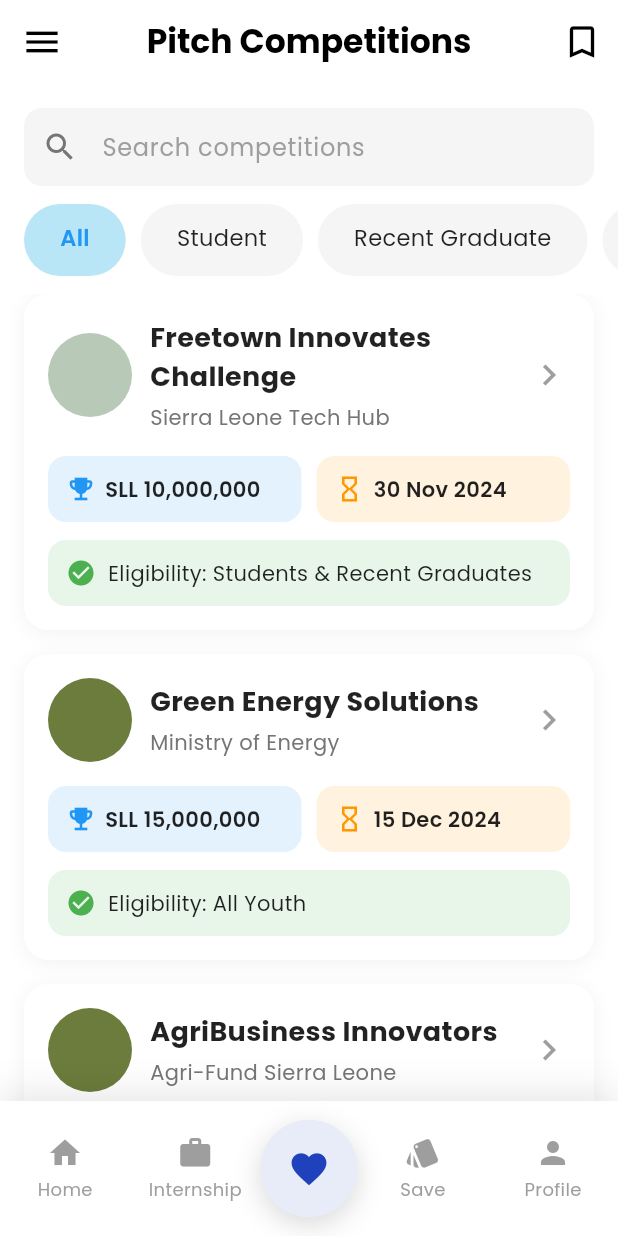
After one commit to samuelbkoroma/igimpact, a Flutter app: the BottomAppbar screen opened by its route, item 3 of the bottom bar chosen, on a phone screen of 412 x 824 dp. The commit adds this screen. Run offline on Flutter 3.47's test engine with Material 3 defaults, Android fonts, the phone set to English and light mode, and no system bars; our stand-ins replace cloud_firestore, expandable_text, firebase_auth, firebase_core, google_fonts, webview_flutter; accounts and stored records are empty.

Commit message:
entrepreneurship update

```diff
--- a/lib/components/Applypageexample.dart
+++ b/lib/components/Applypageexample.dart
@@ -30,7 +30,12 @@
             );
           },
         ),
-        actions: [BookmarkIcon()],
+        actions: [
+          BookmarkIcon(
+            jobId: '',
+            jobData: {},
+          )
+        ],
       ),
       body: SingleChildScrollView(
         child: Padding(
--- a/lib/components/BottomAppBar.dart
+++ b/lib/components/BottomAppBar.dart
@@ -1,5 +1,6 @@
 import 'package:flutter/material.dart';
 import 'package:igniteimpact/screens/Entrepreneurship.dart';
+
 import 'package:igniteimpact/screens/HomePage.dart';
 import 'package:igniteimpact/screens/Internships.dart';
 import 'package:igniteimpact/screens/SavedJob.dart';
@@ -60,8 +61,8 @@
               isSelected: _selectedIndex == 0,
             ),
             _buildNavItem(
-              icon: Icons.star,
-              label: 'Star',
+              icon: Icons.work,
+              label: 'Internship',
               index: 1,
               isSelected: _selectedIndex == 1,
             ),
@@ -103,7 +104,7 @@
             ),
             _buildNavItem(
               icon: Icons.style,
-              label: 'Style',
+              label: 'Save',
               index: 3,
               isSelected: _selectedIndex == 3,
             ),
--- /dev/null
+++ b/lib/screens/Entrepreneurship.dart
@@ -0,0 +1,344 @@
+import 'package:flutter/material.dart';
+
+class Entrepreneurship extends StatefulWidget {
+  const Entrepreneurship({Key? key}) : super(key: key);
+
+  @override
+  State<Entrepreneurship> createState() => _EntrepreneurshipState();
+}
+
+class _EntrepreneurshipState extends State<Entrepreneurship> {
+  String selectedFilter = 'All';
+
+  @override
+  Widget build(BuildContext context) {
+    return Scaffold(
+      backgroundColor: Colors.white,
+      appBar: AppBar(
+        backgroundColor: Colors.white,
+        elevation: 0,
+        leading: IconButton(
+          icon: const Icon(Icons.menu, color: Colors.black, size: 28),
+          onPressed: () {},
+        ),
+        title: const Text(
+          'Pitch Competitions',
+          style: TextStyle(
+            color: Colors.black,
+            fontSize: 22,
+            fontWeight: FontWeight.bold,
+          ),
+        ),
+        centerTitle: true,
+        actions: [
+          IconButton(
+            icon: const Icon(Icons.bookmark_border,
+                color: Colors.black, size: 28),
+            onPressed: () {},
+          ),
+        ],
+      ),
+      body: SafeArea(
+        child: Column(
+          children: [
+            // Search Bar
+            Padding(
+              padding: const EdgeInsets.fromLTRB(16, 16, 16, 12),
+              child: Container(
+                decoration: BoxDecoration(
+                  color: const Color(0xFFF5F5F5),
+                  borderRadius: BorderRadius.circular(12),
+                ),
+                child: TextField(
+                  decoration: InputDecoration(
+                    hintText: 'Search competitions',
+                    hintStyle: TextStyle(
+                      color: Colors.grey[500],
+                      fontSize: 16,
+                    ),
+                    prefixIcon: Icon(Icons.search, color: Colors.grey[600]),
+                    border: InputBorder.none,
+                    contentPadding: const EdgeInsets.symmetric(
+                        horizontal: 16, vertical: 14),
+                  ),
+                ),
+              ),
+            ),
+
+            // Filter Chips
+            SizedBox(
+              height: 48,
+              child: ListView(
+                scrollDirection: Axis.horizontal,
+                padding: const EdgeInsets.symmetric(horizontal: 16),
+                children: [
+                  _buildFilterChip('All'),
+                  const SizedBox(width: 10),
+                  _buildFilterChip('Student'),
+                  const SizedBox(width: 10),
+                  _buildFilterChip('Recent Graduate'),
+                  const SizedBox(width: 10),
+                  _buildFilterChip('Tech'),
+                ],
+              ),
+            ),
+
+            const SizedBox(height: 12),
+
+            // Competition Cards
+            Expanded(
+              child: ListView(
+                padding: const EdgeInsets.fromLTRB(16, 0, 16, 16),
+                children: [
+                  _buildCompetitionCard(
+                    title: 'Freetown Innovates Challenge',
+                    organization: 'Sierra Leone Tech Hub',
+                    prize: 'SLL 10,000,000',
+                    deadline: '30 Nov 2024',
+                    eligibility: 'Eligibility: Students & Recent Graduates',
+                    iconColor: const Color(0xFFB8C9B8),
+                  ),
+                  const SizedBox(height: 16),
+                  _buildCompetitionCard(
+                    title: 'Green Energy Solutions',
+                    organization: 'Ministry of Energy',
+                    prize: 'SLL 15,000,000',
+                    deadline: '15 Dec 2024',
+                    eligibility: 'Eligibility: All Youth',
+                    iconColor: const Color(0xFF6B7C3C),
+                  ),
+                  const SizedBox(height: 16),
+                  _buildCompetitionCard(
+                    title: 'AgriBusiness Innovators',
+                    organization: 'Agri-Fund Sierra Leone',
+                    prize: 'SLL 5,000,000',
+                    deadline: '25 Nov 2024',
+                    eligibility: 'Eligibility: Students in Agriculture',
+                    iconColor: const Color(0xFF6B7C3C),
+                  ),
+                ],
+              ),
+            ),
+          ],
+        ),
+      ),
+    );
+  }
+
+  Widget _buildFilterChip(String label) {
+    final isSelected = selectedFilter == label;
+    return GestureDetector(
+      onTap: () {
+        setState(() {
+          selectedFilter = label;
+        });
+      },
+      child: Container(
+        padding: const EdgeInsets.symmetric(horizontal: 24, vertical: 12),
+        decoration: BoxDecoration(
+          color: isSelected ? const Color(0xFFB8E6F6) : const Color(0xFFF5F5F5),
+          borderRadius: BorderRadius.circular(24),
+        ),
+        child: Text(
+          label,
+          style: TextStyle(
+            color: isSelected ? const Color(0xFF2196F3) : Colors.black87,
+            fontSize: 15,
+            fontWeight: isSelected ? FontWeight.w600 : FontWeight.normal,
+          ),
+        ),
+      ),
+    );
+  }
+
+  Widget _buildCompetitionCard({
+    required String title,
+    required String organization,
+    required String prize,
+    required String deadline,
+    required String eligibility,
+    required Color iconColor,
+  }) {
+    return Container(
+      decoration: BoxDecoration(
+        color: Colors.white,
+        borderRadius: BorderRadius.circular(16),
+        boxShadow: [
+          BoxShadow(
+            color: Colors.black.withOpacity(0.05),
+            blurRadius: 10,
+            offset: const Offset(0, 2),
+          ),
+        ],
+      ),
+      child: Material(
+        color: Colors.transparent,
+        child: InkWell(
+          onTap: () {},
+          borderRadius: BorderRadius.circular(16),
+          child: Padding(
+            padding: const EdgeInsets.all(16.0),
+            child: Column(
+              crossAxisAlignment: CrossAxisAlignment.start,
+              children: [
+                Row(
+                  children: [
+                    // Logo
+                    Container(
+                      width: 56,
+                      height: 56,
+                      decoration: BoxDecoration(
+                        color: iconColor,
+                        shape: BoxShape.circle,
+                      ),
+                    ),
+                    const SizedBox(width: 12),
+                    // Title and Organization
+                    Expanded(
+                      child: Column(
+                        crossAxisAlignment: CrossAxisAlignment.start,
+                        children: [
+                          Text(
+                            title,
+                            style: const TextStyle(
+                              fontSize: 18,
+                              fontWeight: FontWeight.bold,
+                              color: Colors.black87,
+                            ),
+                            maxLines: 2,
+                            overflow: TextOverflow.ellipsis,
+                          ),
+                          const SizedBox(height: 4),
+                          Text(
+                            organization,
+                            style: TextStyle(
+                              fontSize: 14,
+                              color: Colors.grey[600],
+                            ),
+                            maxLines: 1,
+                            overflow: TextOverflow.ellipsis,
+                          ),
+                        ],
+                      ),
+                    ),
+                    const SizedBox(width: 8),
+                    const Icon(
+                      Icons.chevron_right,
+                      color: Colors.grey,
+                      size: 28,
+                    ),
+                  ],
+                ),
+                const SizedBox(height: 16),
+                // Prize and Deadline
+                Row(
+                  children: [
+                    Expanded(
+                      child: Container(
+                        padding: const EdgeInsets.symmetric(
+                            horizontal: 12, vertical: 12),
+                        decoration: BoxDecoration(
+                          color: const Color(0xFFE3F2FD),
+                          borderRadius: BorderRadius.circular(12),
+                        ),
+                        child: Row(
+                          mainAxisSize: MainAxisSize.min,
+                          children: [
+                            const Icon(
+                              Icons.emoji_events,
+                              color: Color(0xFF2196F3),
+                              size: 20,
+                            ),
+                            const SizedBox(width: 6),
+                            Flexible(
+                              child: Text(
+                                prize,
+                                style: const TextStyle(
+                                  fontSize: 14,
+                                  fontWeight: FontWeight.w600,
+                                  color: Colors.black87,
+                                ),
+                                maxLines: 1,
+                                overflow: TextOverflow.ellipsis,
+                              ),
+                            ),
+                          ],
+                        ),
+                      ),
+                    ),
+                    const SizedBox(width: 10),
+                    Expanded(
+                      child: Container(
+                        padding: const EdgeInsets.symmetric(
+                            horizontal: 12, vertical: 12),
+                        decoration: BoxDecoration(
+                          color: const Color(0xFFFFF3E0),
+                          borderRadius: BorderRadius.circular(12),
+                        ),
+                        child: Row(
+                          mainAxisSize: MainAxisSize.min,
+                          children: [
+                            const Icon(
+                              Icons.hourglass_empty,
+                              color: Color(0xFFFF9800),
+                              size: 20,
+                            ),
+                            const SizedBox(width: 6),
+                            Flexible(
+                              child: Text(
+                                deadline,
+                                style: const TextStyle(
+                                  fontSize: 14,
+                                  fontWeight: FontWeight.w600,
+                                  color: Colors.black87,
+                                ),
+                                maxLines: 1,
+                                overflow: TextOverflow.ellipsis,
+                              ),
+                            ),
+                          ],
+                        ),
+                      ),
+                    ),
+                  ],
+                ),
+                const SizedBox(height: 12),
+                // Eligibility
+                Container(
+                  width: double.infinity,
+                  padding:
+                      const EdgeInsets.symmetric(horizontal: 12, vertical: 12),
+                  decoration: BoxDecoration(
+                    color: const Color(0xFFE8F5E9),
+                    borderRadius: BorderRadius.circular(12),
+                  ),
+                  child: Row(
+                    children: [
+                      const Icon(
+                        Icons.check_circle,
+                        color: Color(0xFF4CAF50),
+                        size: 20,
+                      ),
+                      const SizedBox(width: 8),
+                      Expanded(
+                        child: Text(
+                          eligibility,
+                          style: const TextStyle(
+                            fontSize: 14,
+                            color: Colors.black87,
+                          ),
+                          maxLines: 1,
+                          overflow: TextOverflow.ellipsis,
+                        ),
+                      ),
+                    ],
+                  ),
+                ),
+              ],
+            ),
+          ),
+        ),
+      ),
+    );
+  }
+}
--- a/lib/screens/themes_settings_page.dart
+++ b/lib/screens/themes_settings_page.dart
@@ -23,7 +23,7 @@
               trailing: Switch(
                 value: themeProvider.isDarkMode,
                 onChanged: (value) => themeProvider.toggleTheme(value),
-                activeColor: currentTheme.colorScheme.secondary,
+                activeThumbColor: currentTheme.colorScheme.secondary,
               ),
             ),
             const Divider(),
--- a/lib/services/notification_service.dart
+++ b/lib/services/notification_service.dart
@@ -1,70 +1,70 @@
-import 'package:firebase_messaging/firebase_messaging.dart';
-import 'package:flutter_local_notifications/flutter_local_notifications.dart';
-import 'package:firebase_auth/firebase_auth.dart';
-import 'package:cloud_firestore/cloud_firestore.dart';
+// import 'package:firebase_messaging/firebase_messaging.dart';
+// import 'package:flutter_local_notifications/flutter_local_notifications.dart';
+// import 'package:firebase_auth/firebase_auth.dart';
+// import 'package:cloud_firestore/cloud_firestore.dart';
 
-class NotificationService {
-  final FirebaseMessaging _firebaseMessaging = FirebaseMessaging.instance;
-  final FlutterLocalNotificationsPlugin _localNotifications = FlutterLocalNotificationsPlugin();
+// class NotificationService {
+//   final FirebaseMessaging _firebaseMessaging = FirebaseMessaging.instance;
+//   final FlutterLocalNotificationsPlugin _localNotifications = FlutterLocalNotificationsPlugin();
 
-  Future<void> initialize() async {
-    // Request permission for notifications
-    NotificationSettings settings = await _firebaseMessaging.requestPermission(
-      alert: true,
-      badge: true,
-      sound: true,
-    );
+//   Future<void> initialize() async {
+//     // Request permission for notifications
+//     NotificationSettings settings = await _firebaseMessaging.requestPermission(
+//       alert: true,
+//       badge: true,
+//       sound: true,
+//     );
 
-    if (settings.authorizationStatus == AuthorizationStatus.authorized) {
-      // Initialize local notifications
-      const AndroidInitializationSettings initializationSettingsAndroid =
-          AndroidInitializationSettings('@mipmap/ic_launcher');
-      const InitializationSettings initializationSettings =
-          InitializationSettings(android: initializationSettingsAndroid);
-      await _localNotifications.initialize(initializationSettings);
+//     if (settings.authorizationStatus == AuthorizationStatus.authorized) {
+//       // Initialize local notifications
+//       const AndroidInitializationSettings initializationSettingsAndroid =
+//           AndroidInitializationSettings('@mipmap/ic_launcher');
+//       const InitializationSettings initializationSettings =
+//           InitializationSettings(android: initializationSettingsAndroid);
+//       await _localNotifications.initialize(initializationSettings);
 
-      // Get FCM token
-      String? token = await _firebaseMessaging.getToken();
-      await _saveFCMToken(token);
+//       // Get FCM token
+//       String? token = await _firebaseMessaging.getToken();
+//       await _saveFCMToken(token);
 
-      // Handle token refresh
-      _firebaseMessaging.onTokenRefresh.listen(_saveFCMToken);
+//       // Handle token refresh
+//       _firebaseMessaging.onTokenRefresh.listen(_saveFCMToken);
 
-      // Handle incoming messages when app is in foreground
-      FirebaseMessaging.onMessage.listen((RemoteMessage message) {
-        _showLocalNotification(message);
-      });
-    }
-  }
+//       // Handle incoming messages when app is in foreground
+//       FirebaseMessaging.onMessage.listen((RemoteMessage message) {
+//         _showLocalNotification(message);
+//       });
+//     }
+//   }
 
-  Future<void> _saveFCMToken(String token) async {
-    final user = FirebaseAuth.instance.currentUser;
-    if (user != null) {
-      await FirebaseFirestore.instance
-          .collection('users')
-          .doc(user.uid)
-          .update({'fcmToken': token});
-    }
-  }
+//   Future<void> _saveFCMToken(String token) async {
+//     final user = FirebaseAuth.instance.currentUser;
+//     if (user != null) {
+//       await FirebaseFirestore.instance
+//           .collection('users')
+//           .doc(user.uid)
+//           .update({'fcmToken': token});
+//     }
+//   }
 
-  Future<void> _showLocalNotification(RemoteMessage message) async {
-    RemoteNotification? notification = message.notification;
-    AndroidNotification? android = message.notification?.android;
+//   Future<void> _showLocalNotification(RemoteMessage message) async {
+//     RemoteNotification? notification = message.notification;
+//     AndroidNotification? android = message.notification?.android;
 
-    if (notification != null && android != null) {
-      await _localNotifications.show(
-        notification.hashCode,
-        notification.title,
-        notification.body,
-        NotificationDetails(
-          android: AndroidNotificationDetails(
-            'default_channel',
-            'Default Channel',
-            importance: Importance.high,
-            priority: Priority.high,
-          ),
-        ),
-      );
-    }
-  }
-}
+//     if (notification != null && android != null) {
+//       await _localNotifications.show(
+//         notification.hashCode,
+//         notification.title,
+//         notification.body,
+//         NotificationDetails(
+//           android: AndroidNotificationDetails(
+//             'default_channel',
+//             'Default Channel',
+//             importance: Importance.high,
+//             priority: Priority.high,
+//           ),
+//         ),
+//       );
+//     }
+//   }
+// }
```
Also changed, not shown: pubspec.lock, 7 other files.
